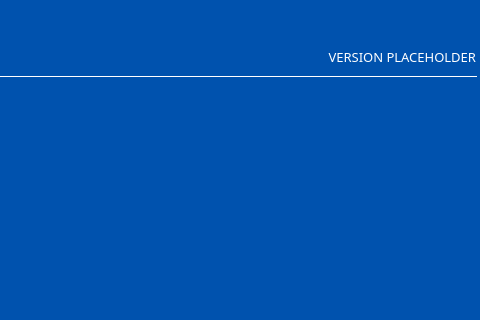
First picture: the form in src/qt/forms/mainwindow.ui, repository WorldcoinGlobal/WorldcoinLegacy, before the edit; both pictures show x 420 to 900 and y 0 to 320 of the 900 by 570 pixel window.
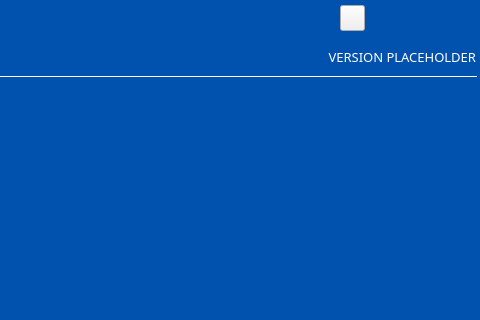
Second picture: the form after the edit. Icons and pictures are not drawn.

```diff
--- a/src/qt/forms/mainwindow.ui
+++ b/src/qt/forms/mainwindow.ui
@@ -911,6 +911,59 @@
            </property>
           </widget>
          </widget>
+         <widget class="QPushButton" name="buttonUpdate">
+          <property name="geometry">
+           <rect>
+            <x>760</x>
+            <y>5</y>
+            <width>25</width>
+            <height>26</height>
+           </rect>
+          </property>
+          <property name="minimumSize">
+           <size>
+            <width>25</width>
+            <height>26</height>
+           </size>
+          </property>
+          <property name="maximumSize">
+           <size>
+            <width>25</width>
+            <height>26</height>
+           </size>
+          </property>
+          <property name="styleSheet">
+           <string notr="true">
+             QPushButton#buttonUpdate[typeUpdate=&quot;0&quot;]{
+             image: url(:/res/update/blue.png);
+             border: 0px solid gray;
+             }
+             QPushButton#buttonUpdate[typeUpdate=&quot;1&quot;]{
+             image: url(:/res/update/green.png);
+             border: 0px solid gray;
+             }
+             QPushButton#buttonUpdate[typeUpdate=&quot;2&quot;]{
+             image: url(:/res/update/yellow.png);
+             border: 0px solid gray;
+             }
+             QPushButton#buttonUpdate[typeUpdate=&quot;3&quot;]{
+             image: url(:/res/update/orange.png);
+             border: 0px solid gray;
+             }
+             QPushButton#buttonUpdate[typeUpdate=&quot;4&quot;]{
+             image: url(:/res/update/red.png);
+             border: 0px solid gray;
+             }
+             QPushButton#buttonUpdate[typeUpdate=&quot;5&quot;]{
+             image: url(:/res/update/black.png);
+             border: 0px solid gray;
+             }
+           </string>
+          </property>
+          <property name="text">
+           <string/>
+          </property>
+         </widget>
         </widget>
        </item>
       </layout>
```
